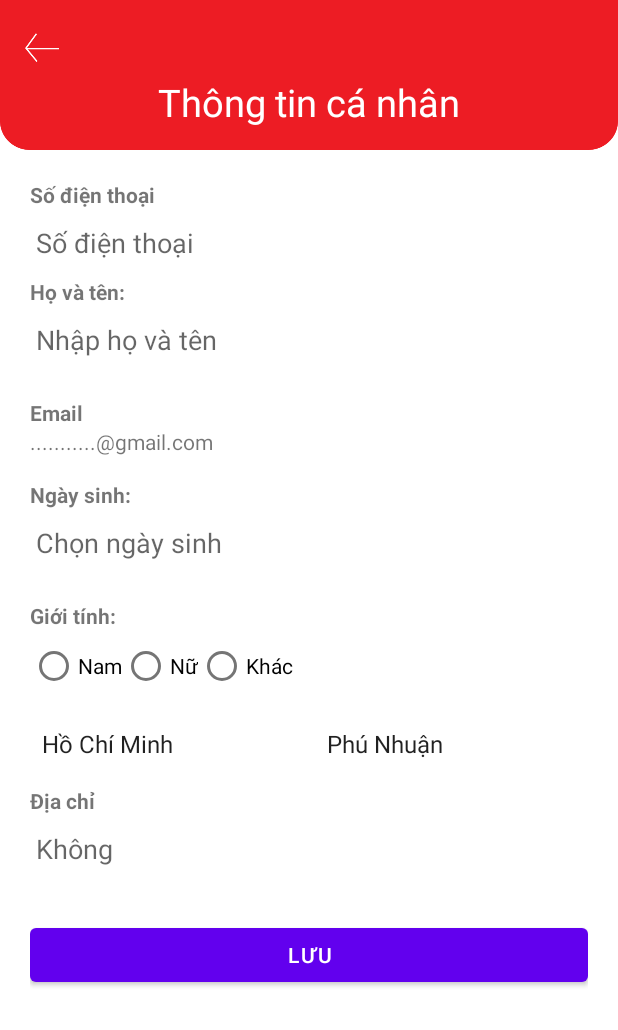
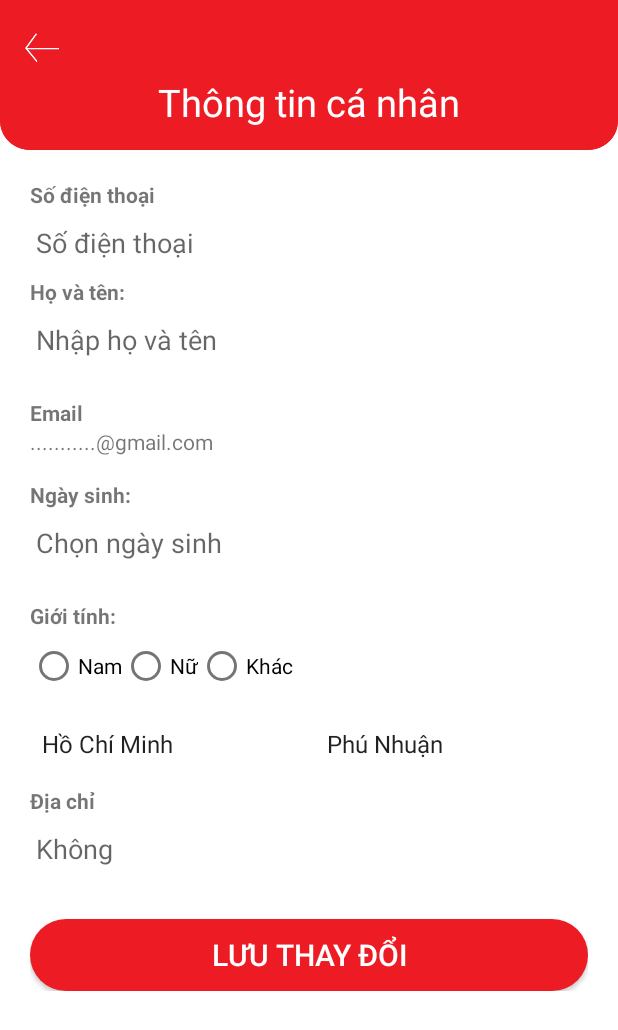
Before and after one commit to buynbuyn/UNI-CINEMA, an Android app: the ChinhSuaFragment screen opened through its navigation route, on a phone screen of 412 x 824 dp. Shown: the top 1030 px of the screen. Run offline under Robolectric (Android 15) with nearby library versions, the phone set to English and light mode, and no system bars; our stand-ins replace Firebase (no records; nobody signed in at launch, a user with empty details on screens opened directly), navigation-ui; pictures from the network do not load.

Commit message:
chỉnh menu

```diff
--- a/app/src/main/java/com/example/uni_cinema/MainActivity.java
+++ b/app/src/main/java/com/example/uni_cinema/MainActivity.java
@@ -50,6 +50,9 @@ public class MainActivity extends AppCompatActivity {
 
         DrawerLayout drawer = binding.drawerLayout;
         NavigationView navigationView = binding.navView;
+
+        navigationView.setItemTextAppearance(R.style.NavDrawerText);
+        navigationView.setItemIconSize(80); // nếu muốn tăng size icon
 
         navController = Navigation.findNavController(this, R.id.nav_host_fragment_content_main);
 
@@ -165,4 +168,5 @@ public class MainActivity extends AppCompatActivity {
     public boolean onSupportNavigateUp() {
         return NavigationUI.navigateUp(navController, mAppBarConfiguration) || super.onSupportNavigateUp();
     }
+
 }
--- a/app/src/main/res/layout/activity_main.xml
+++ b/app/src/main/res/layout/activity_main.xml
@@ -47,6 +47,10 @@
         android:background="@color/black"
         app:itemIconTint="@color/nav_item_icon_color"
         app:menu="@menu/activity_main_drawer"
+        app:itemTextAppearance="@style/CustomNavTextStyle"
+        app:itemHorizontalPadding="24dp"
+        app:itemIconPadding="20dp"
+        app:itemVerticalPadding="30dp"
         app:itemTextColor="@color/nav_item_text_color"
         />
 </androidx.drawerlayout.widget.DrawerLayout>
--- a/app/src/main/res/layout/fragment_chinh_sua.xml
+++ b/app/src/main/res/layout/fragment_chinh_sua.xml
@@ -161,11 +161,14 @@
             android:inputType="textPostalAddress" />
 
         <!-- Nút lưu -->
-        <Button
+        <androidx.appcompat.widget.AppCompatButton
             android:id="@+id/btnSave"
             android:layout_width="match_parent"
             android:layout_height="wrap_content"
-            android:text="Lưu"
+            android:background="@drawable/bg_button_thanh_toan"
+            android:text="Lưu thay đổi"
+            android:textColor="@android:color/white"
+            android:textSize="20sp"
             android:layout_marginTop="24dp" />
     </LinearLayout>
 </LinearLayout>
--- a/app/src/main/res/menu/activity_main_drawer.xml
+++ b/app/src/main/res/menu/activity_main_drawer.xml
@@ -8,7 +8,7 @@
             android:background="#1B1B1B">
         <item
             android:id="@+id/nav_home"
-            android:icon="@drawable/ic_menu_camera"
+            android:icon="@drawable/movie"
             android:title="Trang chủ" />
         <item
             android:id="@+id/nav_lichsu"
@@ -20,7 +20,7 @@
             android:title="Thông tin người dùng" />
         <item
             android:id="@+id/nav_chinh_sach"
-            android:icon="@drawable/ic_menu_slideshow"
+            android:icon="@drawable/movie"
             android:title="Chính sách tích điểm" />
     </group>
 </menu>
--- a/app/src/main/res/values/styles.xml
+++ b/app/src/main/res/values/styles.xml
@@ -14,4 +14,14 @@
         <item name="android:background">@drawable/seat_background</item>
         <item name="android:textColor">@android:color/white</item>
     </style>
+    <style name="NavDrawerText">
+        <item name="android:textSize">20sp</item>
+        <item name="android:textColor">#FFFFFF</item>
+    </style>
+    <style name="CustomNavTextStyle">
+        <item name="android:textSize">18sp</item>
+        <item name="android:paddingLeft">12dp</item>
+        <item name="android:paddingTop">16dp</item>
+        <item name="android:paddingBottom">16dp</item>
+    </style>
 </resources>
```
Also changed, not shown: app/src/main/res/drawable/movie.png (added), app/src/main/res/drawable/tichdiem.png (added).
